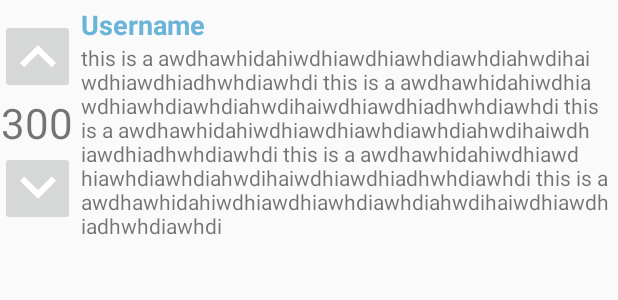
After one commit to Danisco212/SomnangRean, an Android app: the layout answers.xml on its own in the app's theme, with its tools: preview values and no code run, on a phone screen of 412 x 824 dp. The commit adds this screen. Shown: the top 300 px of the screen. Run offline under Robolectric (Android 15) with nearby library versions, the phone set to English and light mode, and no system bars.

Commit message:
Question answers now display in recycler view, click handling is pending. Implemented back actionbar button.

```diff
--- a/app/src/main/java/com/example/somnangrean/Fragments/Home.java
+++ b/app/src/main/java/com/example/somnangrean/Fragments/Home.java
@@ -56,7 +56,7 @@ public class Home extends Fragment {
             }else{
                 AlertDialog.Builder builder = new AlertDialog.Builder(getContext());
                 builder.setTitle("Login");
-                builder.setMessage("You must be logged in to post a question");
+                builder.setMessage("You must be logged in to post a question!");
                 builder.setPositiveButton("Login", (dialog, which) -> {
                     loginPage(true);
                 });
--- /dev/null
+++ b/app/src/main/res/drawable/ic_keyboard_arrow_down_black_24dp.xml
@@ -0,0 +1,5 @@
+<vector android:height="48dp" android:tint="#FFFFFF"
+    android:viewportHeight="24.0" android:viewportWidth="24.0"
+    android:width="48dp" xmlns:android="http://schemas.android.com/apk/res/android">
+    <path android:fillColor="#FF000000" android:pathData="M7.41,7.84L12,12.42l4.59,-4.58L18,9.25l-6,6 -6,-6z"/>
+</vector>
--- /dev/null
+++ b/app/src/main/res/drawable/ic_keyboard_arrow_up_black_24dp.xml
@@ -0,0 +1,5 @@
+<vector android:height="48dp" android:tint="#FFFFFF"
+    android:viewportHeight="24.0" android:viewportWidth="24.0"
+    android:width="48dp" xmlns:android="http://schemas.android.com/apk/res/android">
+    <path android:fillColor="#FF000000" android:pathData="M7.41,15.41L12,10.83l4.59,4.58L18,14l-6,-6 -6,6z"/>
+</vector>
--- a/app/src/main/res/layout/activity_answers.xml
+++ b/app/src/main/res/layout/activity_answers.xml
@@ -32,6 +32,8 @@
             android:orientation="vertical">
 
             <TextView
+                android:layout_gravity="center"
+                android:id="@+id/QuestionuserName"
                 android:layout_width="wrap_content"
                 android:layout_height="wrap_content"
                 android:text="UserName"
@@ -67,6 +69,7 @@
         android:gravity="center"/>
 
     <androidx.recyclerview.widget.RecyclerView
+        android:id="@+id/questionAnswers"
         android:layout_width="match_parent"
         android:layout_height="match_parent"
         android:padding="5dp"/>
--- /dev/null
+++ b/app/src/main/res/layout/answers.xml
@@ -0,0 +1,51 @@
+<?xml version="1.0" encoding="utf-8"?>
+<RelativeLayout xmlns:android="http://schemas.android.com/apk/res/android"
+    android:orientation="vertical" android:layout_width="match_parent"
+    android:layout_height="wrap_content">
+
+    <LinearLayout
+        android:layout_centerVertical="true"
+        android:id="@+id/answerRating"
+        android:layout_width="wrap_content"
+        android:layout_height="wrap_content"
+        android:orientation="vertical">
+        <ImageButton
+            android:src="@drawable/ic_keyboard_arrow_up_black_24dp"
+            android:layout_width="50dp"
+            android:layout_height="50dp"/>
+        <TextView
+            android:id="@+id/answerRate"
+            android:gravity="center"
+            android:layout_width="match_parent"
+            android:layout_height="wrap_content"
+            android:textSize="28dp"
+            android:text="300"/>
+        <ImageButton
+            android:src="@drawable/ic_keyboard_arrow_down_black_24dp"
+            android:layout_width="50dp"
+            android:layout_height="50dp"/>
+    </LinearLayout>
+
+    <RelativeLayout
+        android:padding="4sp"
+        android:layout_toRightOf="@+id/answerRating"
+        android:layout_width="match_parent"
+        android:layout_height="wrap_content">
+        <TextView
+            android:id="@+id/answerUser"
+            android:layout_width="wrap_content"
+            android:layout_height="wrap_content"
+            android:text="@string/username"
+            android:textSize="18dp"
+            android:textStyle="bold"
+            android:textColor="@color/colorPrimary"/>
+        <TextView
+            android:layout_centerVertical="true"
+            android:id="@+id/answer"
+            android:layout_width="match_parent"
+            android:layout_height="wrap_content"
+            android:layout_below="@+id/answerUser"
+            android:text="this is a awdhawhidahiwdhiawdhiawhdiawhdiahwdihaiwdhiawdhiadhwhdiawhdi this is a awdhawhidahiwdhiawdhiawhdiawhdiahwdihaiwdhiawdhiadhwhdiawhdi this is a awdhawhidahiwdhiawdhiawhdiawhdiahwdihaiwdhiawdhiadhwhdiawhdi this is a awdhawhidahiwdhiawdhiawhdiawhdiahwdihaiwdhiawdhiadhwhdiawhdi this is a awdhawhidahiwdhiawdhiawhdiawhdiahwdihaiwdhiawdhiadhwhdiawhdi"/>
+    </RelativeLayout>
+
+</RelativeLayout>
--- a/app/src/main/res/values/strings.xml
+++ b/app/src/main/res/values/strings.xml
@@ -19,7 +19,7 @@
 
     <string-array name="fragmentTags">
         <item>Home</item>
-        <item>RecentQuestions</item>
+        <item>Recent Questions</item>
         <item>Categories</item>
         <item>Challenges</item>
     </string-array>
```
Also changed, not shown: app/src/main/java/com/example/somnangrean/Activities/Answers.java (+70 -1 lines), app/src/main/java/com/example/somnangrean/Adapters/QuestionAnswersListAdapter.java (added, +58 -0 lines), app/src/main/java/com/example/somnangrean/Fragments/RecentQuestions.java (+16 -4 lines), app/src/main/java/com/example/somnangrean/Models/Answer/APIAnswers.java (added, +47 -0 lines), app/src/main/java/com/example/somnangrean/Models/Answer/Answer.java (added, +18 -0 lines), app/src/main/java/com/example/somnangrean/Models/Answer/PostAnswer.java (added, +37 -0 lines), app/src/main/java/com/example/somnangrean/WebServiceHandlers/WebServiceHandler.java (+5 -3 lines), app/src/main/java/com/example/somnangrean/WebServiceHandlers/WebServiceToJsonHandler.java (+6 -3 lines).
